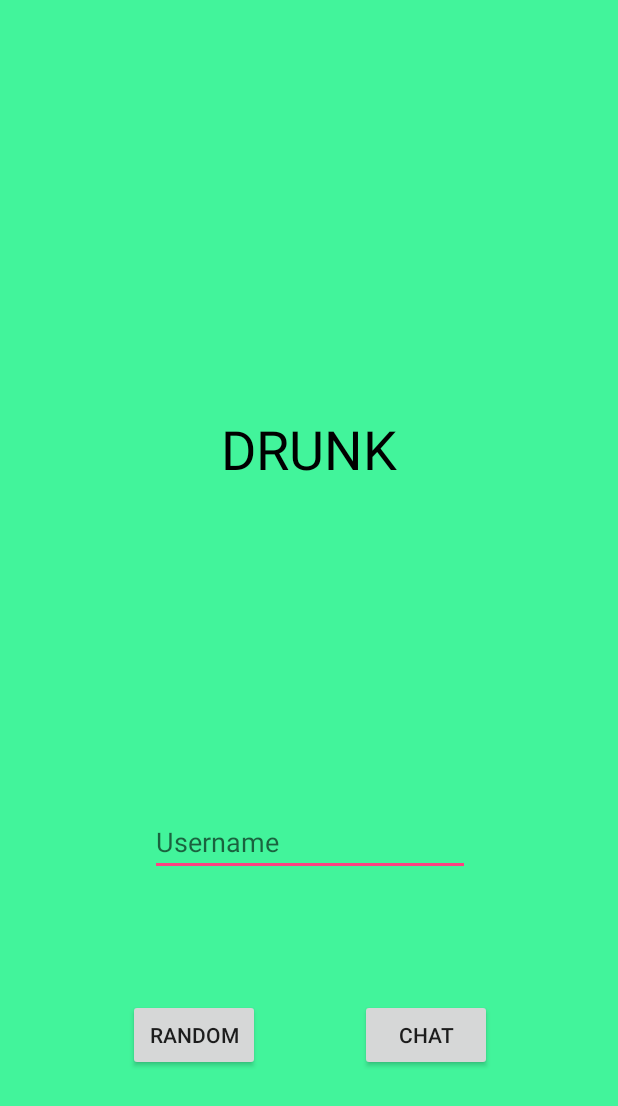
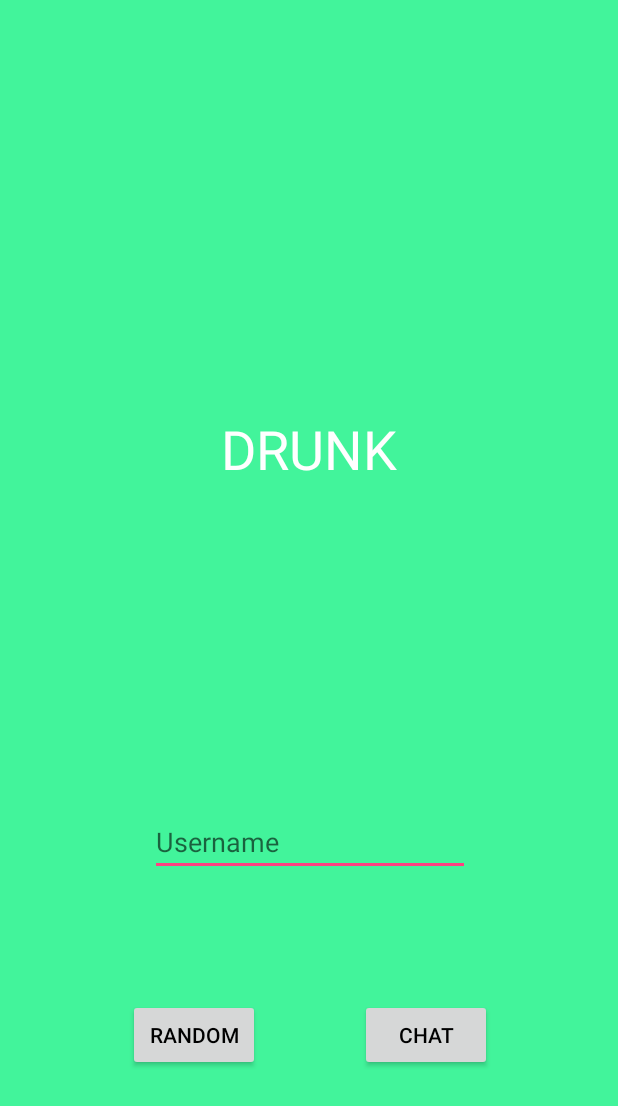
Before and after one commit to Marletin/DRUNK, an Android app: the screen it shows after launch (StartActivity), on a phone screen of 412 x 824 dp. Shown: the top 1106 px of the screen. Run offline under Robolectric (Android 15) with nearby library versions, the phone set to English and light mode, and no system bars.

Commit message:
Visuell Changes

```diff
--- a/Drunk_App/Drunk/app/src/main/res/layout/activity_start.xml
+++ b/Drunk_App/Drunk/app/src/main/res/layout/activity_start.xml
@@ -24,6 +24,7 @@
         android:layout_marginBottom="8dp"
         app:layout_constraintTop_toTopOf="parent"
         android:layout_marginTop="8dp"
+        android:textColor="#fff"
         app:layout_constraintVertical_bias="0.696" />
 
     <Button
@@ -34,6 +35,7 @@
         android:onClick="startAct"
         app:layout_constraintTop_toTopOf="parent"
         android:layout_marginTop="8dp"
+        android:textColor="#000"
         app:layout_constraintBottom_toBottomOf="parent"
         android:layout_marginBottom="8dp"
         app:layout_constraintVertical_bias="0.866"
@@ -49,7 +51,7 @@
         android:layout_height="wrap_content"
         android:text="DRUNK"
         android:fontFamily=""
-        android:textColor="#000000"
+        android:textColor="#ffffff"
         android:textSize="36sp"
         android:layout_marginLeft="8dp"
         app:layout_constraintLeft_toLeftOf="parent"
@@ -73,6 +75,7 @@
         android:layout_marginLeft="8dp"
         app:layout_constraintLeft_toLeftOf="parent"
         android:layout_marginRight="8dp"
+        android:textColor="#000"
         app:layout_constraintRight_toRightOf="parent"
         app:layout_constraintHorizontal_bias="0.25"
         app:layout_constraintVertical_bias="0.866" />
--- a/Drunk_App/Drunk/app/src/main/res/values/colors.xml
+++ b/Drunk_App/Drunk/app/src/main/res/values/colors.xml
@@ -1,6 +1,8 @@
 <?xml version="1.0" encoding="utf-8"?>
 <resources>
-    <color name="colorPrimary">#3F51B5</color>
-    <color name="colorPrimaryDark">#303F9F</color>
+    <color name="colorPrimary">#42f49b</color>
+    <color name="colorPrimaryDark">#42f49b</color>
     <color name="colorAccent">#FF4081</color>
+    <color name="navigationBarColor">#42f49b</color>
+
 </resources>
--- a/Drunk_App/Drunk/app/src/main/res/values/styles.xml
+++ b/Drunk_App/Drunk/app/src/main/res/values/styles.xml
@@ -6,6 +6,7 @@
         <item name="colorPrimary">@color/colorPrimary</item>
         <item name="colorPrimaryDark">@color/colorPrimaryDark</item>
         <item name="colorAccent">@color/colorAccent</item>
+        <item name="android:navigationBarColor">@color/colorPrimary</item>
     </style>
 
     <style name="AppTheme.NoActionBar">
```
